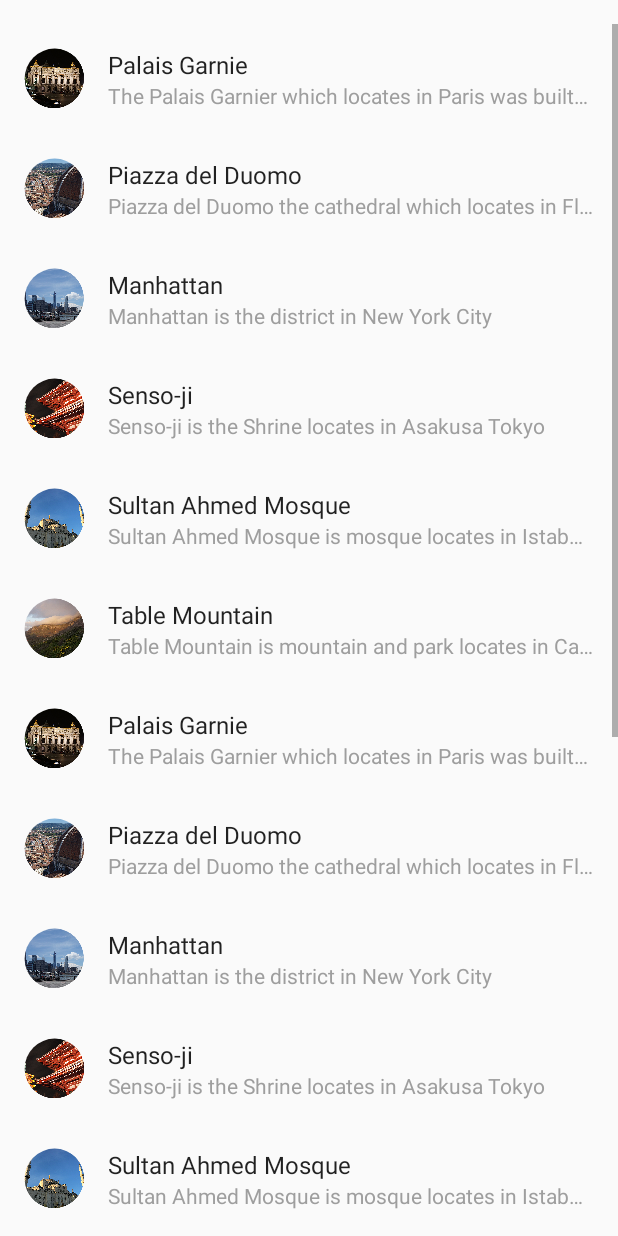
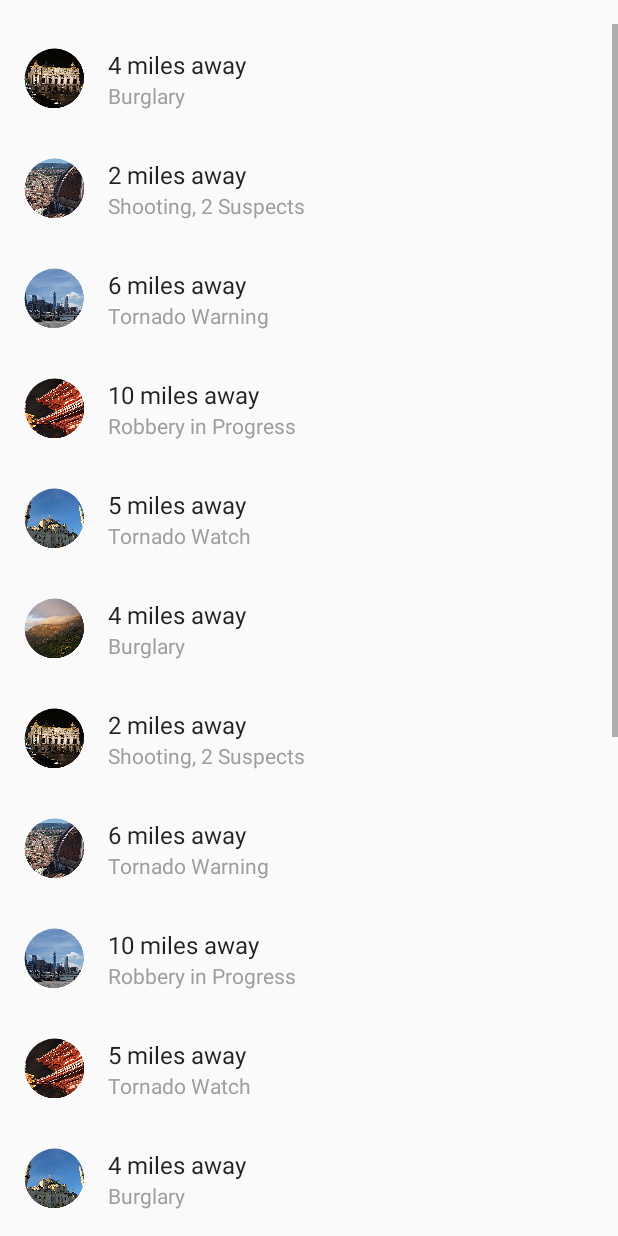
Before and after one commit to copperstick6/HackTX-SAFE, an Android app: the fragment ListContentFragment shown on its own in the app's theme, on a phone screen of 412 x 824 dp. Run offline under Robolectric (Android 15) with nearby library versions, the phone set to English and light mode, and no system bars.

Commit message:
Demo alerts

```diff
--- a/AndroidApp/app/src/main/res/values/arrays.xml
+++ b/AndroidApp/app/src/main/res/values/arrays.xml
@@ -16,30 +16,23 @@
   -->
 <resources>
     <string-array name="places">
-        <item>Palais Garnie</item>
-        <item>Piazza del Duomo</item>
-        <item>Manhattan</item>
-        <item>Senso-ji</item>
-        <item>Sultan Ahmed Mosque</item>
-        <item>Table Mountain</item>
+        <item>4 miles away
+        </item>
+        <item>2 miles away</item>
+        <item>6 miles away</item>
+        <item>10 miles away</item>
+        <item>5 miles away</item>
     </string-array>
     <string-array name="place_desc">
-        <item>The Palais Garnier which locates in Paris was built from 1861 for
-        the Paris Opera.
-        </item>
-        <item>Piazza del Duomo the cathedral which locates in Florence.</item>
-        <item>Manhattan is the district in New York City</item>
-        <item>Senso-ji is the Shrine locates in Asakusa Tokyo</item>
-        <item>Sultan Ahmed Mosque is mosque locates in Istabul, Turkey</item>
-        <item>Table Mountain is mountain and park locates in Cape Town, South Africa.</item>
+        <item>Burglary</item>
+        <item>Shooting, 2 Suspects</item>
+        <item>Tornado Warning</item>
+        <item>Robbery in Progress</item>
+        <item>Tornado Watch</item>
+
     </string-array>
     <string-array name="place_details">
-        <item>Lorem ipsum dolor sit amet, consectetur adipisicing elit, sed do
-        eiusmod tempor incididunt ut labore et dolore magna aliqua. Ut enim ad minim veniam, quis
-        nostrud exercitation ullamco laboris nisi ut aliquip ex ea commodo consequat. Duis aute
-        irure dolor in reprehenderit in voluptate velit esse cillum dolore eu fugiat nulla
-        pariatur. Excepteur sint occaecat cupidatat non proident, sunt in culpa qui officia
-        deserunt mollit anim id est laborum.
+        <item>There was a burglary in a local coffee shop. Anyone in the area please be aware.
         </item>
         <item>Lorem ipsum dolor sit amet, consectetur adipisicing elit, sed do
         eiusmod tempor incididunt ut labore et dolore magna aliqua. Ut enim ad minim veniam, quis
```
